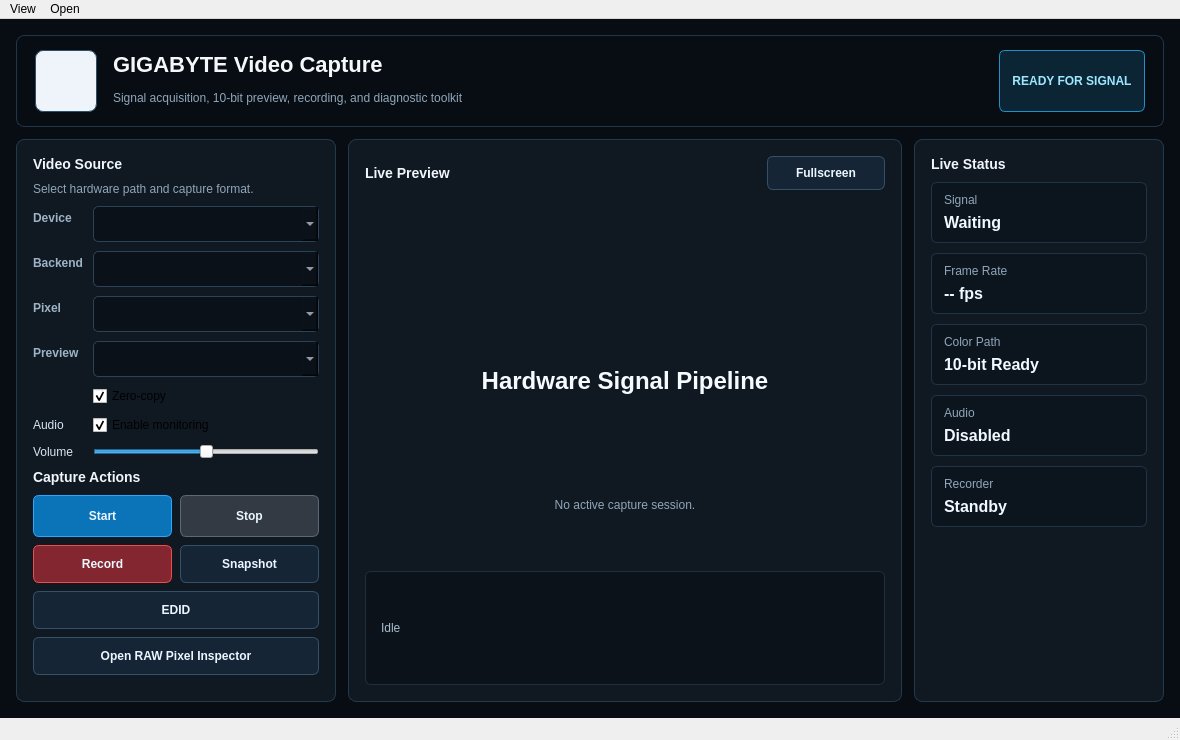
Qt form apps/qt6_viewer/app/mainwindow.ui (MarquezLin/Gcapture_qt6_srcroot) before a commit.
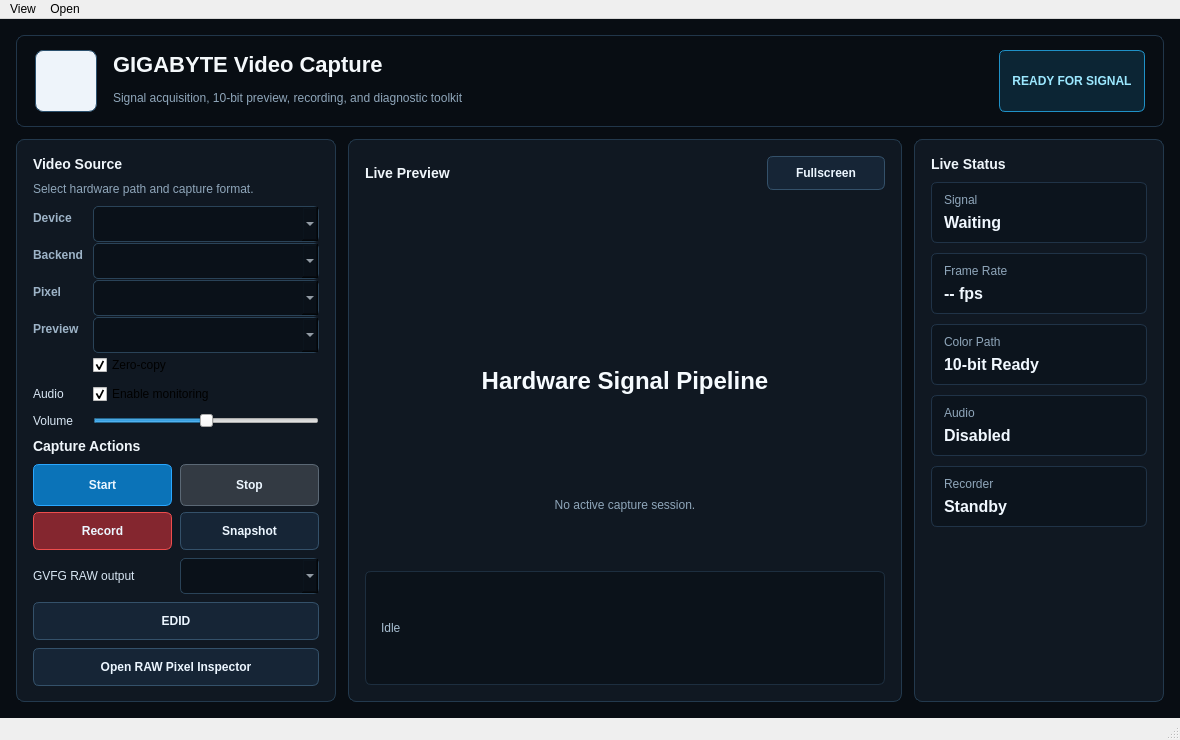
The same form after that commit. Icons and pictures are not drawn.

Commit message: Add selectable GVFG RAW snapshot output

Patch:
```diff
--- a/apps/qt6_viewer/app/mainwindow.ui
+++ b/apps/qt6_viewer/app/mainwindow.ui
@@ -566,6 +566,20 @@
              </property>
             </widget>
            </item>
+           <item row="2" column="0">
+            <widget class="QLabel" name="labelGvfgSnapshotFormat">
+             <property name="text">
+              <string>GVFG RAW output</string>
+             </property>
+            </widget>
+           </item>
+           <item row="2" column="1">
+            <widget class="QComboBox" name="comboGvfgSnapshotFormat">
+             <property name="toolTip">
+              <string>Source RAW preserves the received YUY2 or Y210 format. Other choices use the GVFG SDK GPU conversion APIs.</string>
+             </property>
+            </widget>
+           </item>
            <item row="3" column="0" colspan="2">
             <widget class="QPushButton" name="btnShowEdid">
              <property name="minimumSize">
```
The commit also changes 8 other files.
